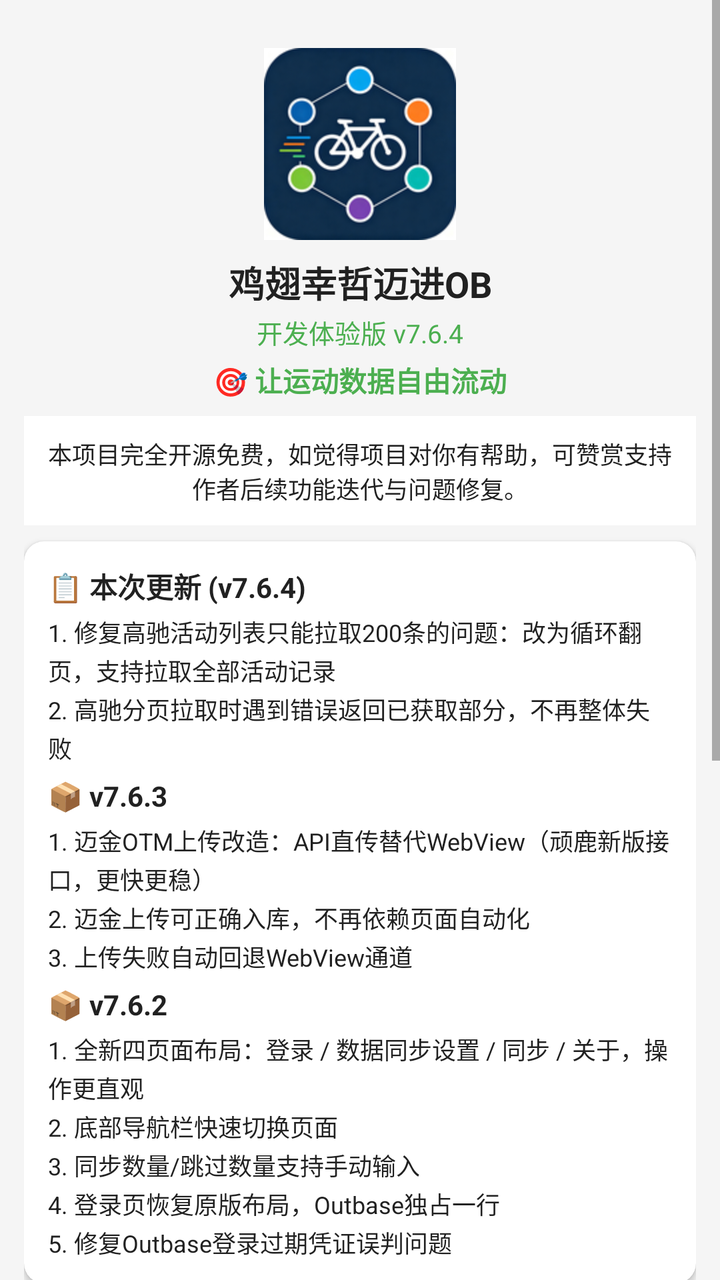
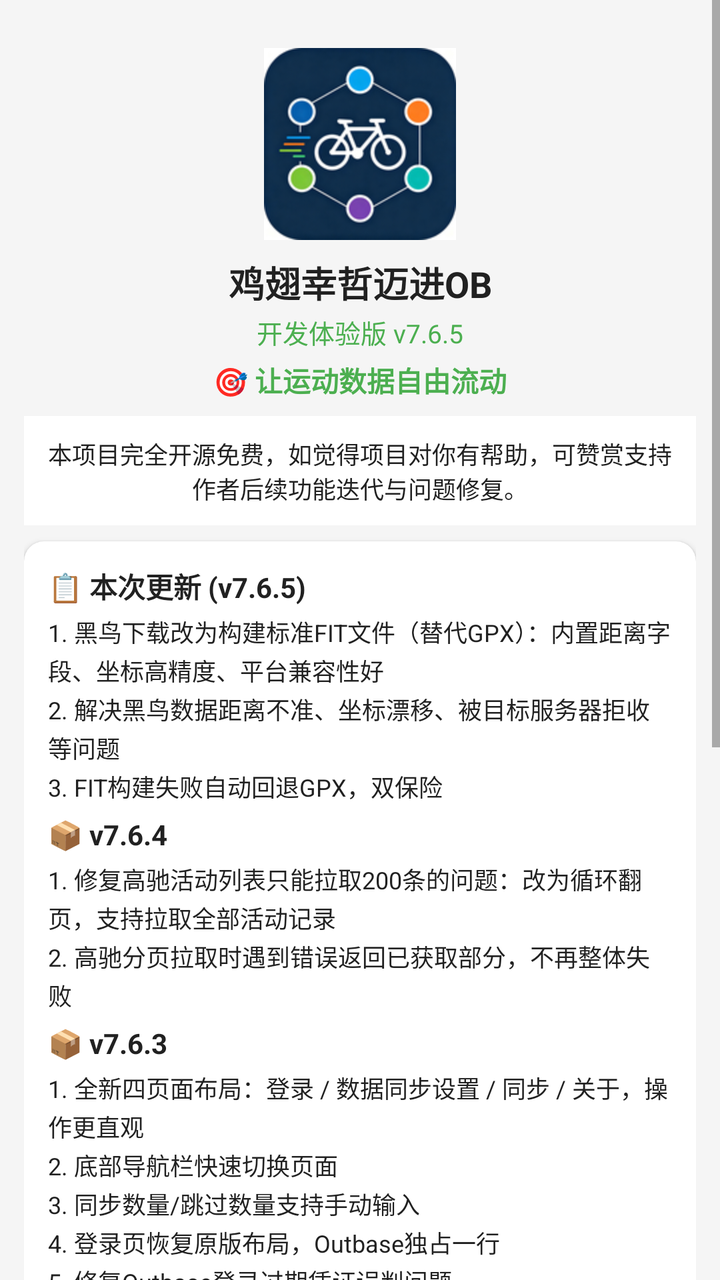

Compare the two renders of this Android layout. The source of the first and the diff that turns it into the second are given below.
<!-- AndroidManifest.xml: application theme Theme.JichiOB -->
<!-- res/layout/fragment_about.xml -->
<?xml version="1.0" encoding="utf-8"?>
<ScrollView xmlns:android="http://schemas.android.com/apk/res/android"
    xmlns:app="http://schemas.android.com/apk/res-auto"
    android:layout_width="match_parent"
    android:layout_height="match_parent"
    android:background="@color/grey_light"
    android:fillViewport="true">

    <LinearLayout
        android:layout_width="match_parent"
        android:layout_height="wrap_content"
        android:orientation="vertical"
        android:padding="12dp">

        
        <ImageView
            android:layout_width="96dp"
            android:layout_height="96dp"
            android:layout_gravity="center_horizontal"
            android:layout_marginTop="12dp"
            android:src="@mipmap/ic_launcher"
            android:contentDescription="logo" />

        
        <TextView
            android:layout_width="match_parent"
            android:layout_height="wrap_content"
            android:layout_marginTop="8dp"
            android:gravity="center"
            android:text="鸡翅幸哲迈进OB"
            android:textColor="@color/text_primary"
            android:textSize="18sp"
            android:textStyle="bold" />
        <TextView
            android:layout_width="match_parent"
            android:layout_height="wrap_content"
            android:gravity="center"
            android:layout_marginTop="2dp"
            android:text="开发体验版 v7.6.4"
            android:textColor="@color/green"
            android:textSize="13sp" />
        <TextView
            android:layout_width="match_parent"
            android:layout_height="wrap_content"
            android:gravity="center"
            android:layout_marginTop="4dp"
            android:text="🎯 让运动数据自由流动"
            android:textColor="@color/green"
            android:textSize="14sp"
            android:textStyle="bold" />

        
        <TextView
            android:layout_width="match_parent"
            android:layout_height="wrap_content"
            android:layout_marginTop="8dp"
            android:padding="10dp"
            android:background="#FFFFFF"
            android:gravity="center"
            android:text="本项目完全开源免费，如觉得项目对你有帮助，可赞赏支持作者后续功能迭代与问题修复。"
            android:textColor="@color/text_primary"
            android:textSize="12sp" />

        
        <com.google.android.material.card.MaterialCardView
            android:layout_width="match_parent"
            android:layout_height="wrap_content"
            android:layout_marginTop="8dp"
            android:layout_marginBottom="6dp"
            app:cardCornerRadius="10dp"
            app:cardElevation="2dp">
            <LinearLayout android:layout_width="match_parent" android:layout_height="wrap_content" android:orientation="vertical" android:padding="12dp">
                <TextView android:layout_width="wrap_content" android:layout_height="wrap_content" android:text="📋 本次更新 (v7.6.4)" android:textSize="14sp" android:textStyle="bold" android:textColor="@color/text_primary" />
                <TextView android:layout_width="match_parent" android:layout_height="wrap_content" android:layout_marginTop="4dp" android:text="1. 修复高驰活动列表只能拉取200条的问题：改为循环翻页，支持拉取全部活动记录\n2. 高驰分页拉取时遇到错误返回已获取部分，不再整体失败" android:textSize="12sp" android:textColor="@color/text_primary" android:lineSpacingExtra="2dp" />
                <TextView android:layout_width="wrap_content" android:layout_height="wrap_content" android:layout_marginTop="6dp" android:text="📦 v7.6.3" android:textSize="14sp" android:textStyle="bold" android:textColor="@color/text_primary" />
                <TextView android:layout_width="match_parent" android:layout_height="wrap_content" android:layout_marginTop="4dp" android:text="1. 迈金OTM上传改造：API直传替代WebView（顽鹿新版接口，更快更稳）\n2. 迈金上传可正确入库，不再依赖页面自动化\n3. 上传失败自动回退WebView通道" android:textSize="12sp" android:textColor="@color/text_primary" android:lineSpacingExtra="2dp" />
                <TextView android:layout_width="wrap_content" android:layout_height="wrap_content" android:layout_marginTop="6dp" android:text="📦 v7.6.2" android:textSize="14sp" android:textStyle="bold" android:textColor="@color/text_primary" />
                <TextView android:layout_width="match_parent" android:layout_height="wrap_content" android:layout_marginTop="4dp" android:text="1. 全新四页面布局：登录 / 数据同步设置 / 同步 / 关于，操作更直观\n2. 底部导航栏快速切换页面\n3. 同步数量/跳过数量支持手动输入\n4. 登录页恢复原版布局，Outbase独占一行\n5. 修复Outbase登录过期凭证误判问题" android:textSize="12sp" android:textColor="@color/text_primary" android:lineSpacingExtra="2dp" />
            </LinearLayout>
        </com.google.android.material.card.MaterialCardView>

        
        <TextView android:id="@+id/tvClubLink" android:layout_width="match_parent" android:layout_height="wrap_content" android:gravity="center" android:text="鸡翅幸哲迈进OB同步工具:开发者俱乐部" android:textColor="@color/text_primary" android:textSize="11sp" android:padding="2dp" />
        <TextView android:id="@+id/tvUpdateLink" android:layout_width="match_parent" android:layout_height="wrap_content" android:gravity="center" android:text="➠更新地址鸡翅幸哲迈进OB（开发体验版） 开发版:Github项目" android:textColor="@color/text_primary" android:textSize="11sp" android:padding="2dp" />

        
        <TextView android:layout_width="match_parent" android:layout_height="wrap_content" android:gravity="center" android:layout_marginTop="4dp" android:text="🙏 鸣谢" android:textColor="@color/text_primary" android:textSize="11sp" android:textStyle="bold" android:padding="2dp" />
        <TextView android:layout_width="match_parent" android:layout_height="wrap_content" android:gravity="center" android:text="感谢iGPSPORT、迈金、黑鸟单车、百锐腾、行者、高驰、佳明、Wahoo、Outbase为运动用户提供的数据记录与存储服务" android:textColor="@color/text_secondary" android:textSize="9sp" android:padding="1dp" />
        <TextView android:layout_width="match_parent" android:layout_height="wrap_content" android:gravity="center" android:text="感谢以下人员(均为骑行爱称)为软件测试提供的帮助：素甲粉、青岛AUV阿哲、清茶、萧、洪斌大哥、鸽子王腰果、rockozhao、胶州一哥大沽河河长赵铁柱、海参、兰兰大王、。、初夏飞雪bab、心急吃不了热豆付、青山依旧张指导、阿泽阿" android:textColor="@color/text_secondary" android:textSize="9sp" android:padding="1dp" />
        <TextView android:layout_width="match_parent" android:layout_height="wrap_content" android:gravity="center" android:text="鸣谢青岛AUV俱乐部" android:textColor="@color/text_secondary" android:textSize="9sp" android:padding="1dp" android:layout_marginBottom="4dp" />
        <TextView android:layout_width="match_parent" android:layout_height="wrap_content" android:gravity="center" android:text="如有问题，欢迎加入Outbase俱乐部跟主理人反馈。开发者:多吃两口" android:textColor="@color/text_secondary" android:textSize="10sp" android:padding="2dp" android:layout_marginBottom="8dp" />

        
        <TextView
            android:layout_width="match_parent"
            android:layout_height="wrap_content"
            android:gravity="center"
            android:layout_marginTop="4dp"
            android:text="💰 赞赏支持"
            android:textColor="@color/text_primary"
            android:textSize="14sp"
            android:textStyle="bold" />
        <LinearLayout
            android:layout_width="match_parent"
            android:layout_height="wrap_content"
            android:layout_marginTop="4dp"
            android:orientation="horizontal"
            android:gravity="center">
            <LinearLayout android:layout_width="0dp" android:layout_height="wrap_content" android:layout_weight="1" android:orientation="vertical" android:gravity="center" android:padding="4dp">
                <ImageView android:layout_width="150dp" android:layout_height="150dp" android:src="@drawable/reward_wechat" android:contentDescription="微信赞赏码" android:adjustViewBounds="true" />
                <TextView android:layout_width="wrap_content" android:layout_height="wrap_content" android:text="微信赞赏码" android:textSize="11sp" android:textColor="@color/text_secondary" android:layout_marginTop="2dp" />
            </LinearLayout>
            <LinearLayout android:layout_width="0dp" android:layout_height="wrap_content" android:layout_weight="1" android:orientation="vertical" android:gravity="center" android:padding="4dp">
                <ImageView android:layout_width="130dp" android:layout_height="wrap_content" android:src="@drawable/reward_alipay" android:contentDescription="支付宝收款码" android:adjustViewBounds="true" />
                <TextView android:layout_width="wrap_content" android:layout_height="wrap_content" android:text="支付宝收款码" android:textSize="11sp" android:textColor="@color/text_secondary" android:layout_marginTop="2dp" />
            </LinearLayout>
        </LinearLayout>
        <TextView
            android:layout_width="match_parent"
            android:layout_height="wrap_content"
            android:gravity="center"
            android:layout_marginTop="6dp"
            android:layout_marginBottom="12dp"
            android:text="本项目完全开源免费，您的赞赏将支持后续功能迭代与问题修复"
            android:textColor="@color/text_secondary"
            android:textSize="10sp" />
    </LinearLayout>
</ScrollView>
<!-- resources referenced by this layout -->
<resources>
  <color name="green">#4CAF50</color>
  <color name="grey_light">#F5F5F5</color>
  <color name="text_primary">#212121</color>
  <color name="text_secondary">#999999</color>
  <!-- drawable reward_alipay: png bitmap (drawable-nodpi, 139308 bytes) -->
  <!-- drawable reward_wechat: png bitmap (drawable-nodpi, 241727 bytes) -->
  <!-- mipmap ic_launcher: png bitmap (mipmap-hdpi, 9102 bytes) -->
  <style name="Theme.JichiOB" parent="Theme.MaterialComponents.Light.NoActionBar">
          <item name="colorPrimary">@color/primary</item>
          <item name="colorPrimaryDark">@color/primary_dark</item>
          <item name="colorAccent">@color/primary</item>
          <item name="android:statusBarColor">@color/primary</item>
      </style>
  <color name="primary">#1989FA</color>
  <color name="primary_dark">#0D6ED8</color>
</resources>

<!-- the commit's change to res/layout/fragment_about.xml (unified diff, before → after) -->
@@ -36,7 +36,7 @@
             android:layout_height="wrap_content"
             android:gravity="center"
             android:layout_marginTop="2dp"
-            android:text="开发体验版 v7.6.4"
+            android:text="开发体验版 v7.6.5"
             android:textColor="@color/green"
             android:textSize="13sp" />
         <TextView
@@ -70,11 +70,11 @@
             app:cardCornerRadius="10dp"
             app:cardElevation="2dp">
             <LinearLayout android:layout_width="match_parent" android:layout_height="wrap_content" android:orientation="vertical" android:padding="12dp">
-                <TextView android:layout_width="wrap_content" android:layout_height="wrap_content" android:text="📋 本次更新 (v7.6.4)" android:textSize="14sp" android:textStyle="bold" android:textColor="@color/text_primary" />
+                <TextView android:layout_width="wrap_content" android:layout_height="wrap_content" android:text="📋 本次更新 (v7.6.5)" android:textSize="14sp" android:textStyle="bold" android:textColor="@color/text_primary" />
+                <TextView android:layout_width="match_parent" android:layout_height="wrap_content" android:layout_marginTop="4dp" android:text="1. 黑鸟下载改为构建标准FIT文件（替代GPX）：内置距离字段、坐标高精度、平台兼容性好\n2. 解决黑鸟数据距离不准、坐标漂移、被目标服务器拒收等问题\n3. FIT构建失败自动回退GPX，双保险" android:textSize="12sp" android:textColor="@color/text_primary" android:lineSpacingExtra="2dp" />
+                <TextView android:layout_width="wrap_content" android:layout_height="wrap_content" android:layout_marginTop="6dp" android:text="📦 v7.6.4" android:textSize="14sp" android:textStyle="bold" android:textColor="@color/text_primary" />
                 <TextView android:layout_width="match_parent" android:layout_height="wrap_content" android:layout_marginTop="4dp" android:text="1. 修复高驰活动列表只能拉取200条的问题：改为循环翻页，支持拉取全部活动记录\n2. 高驰分页拉取时遇到错误返回已获取部分，不再整体失败" android:textSize="12sp" android:textColor="@color/text_primary" android:lineSpacingExtra="2dp" />
                 <TextView android:layout_width="wrap_content" android:layout_height="wrap_content" android:layout_marginTop="6dp" android:text="📦 v7.6.3" android:textSize="14sp" android:textStyle="bold" android:textColor="@color/text_primary" />
-                <TextView android:layout_width="match_parent" android:layout_height="wrap_content" android:layout_marginTop="4dp" android:text="1. 迈金OTM上传改造：API直传替代WebView（顽鹿新版接口，更快更稳）\n2. 迈金上传可正确入库，不再依赖页面自动化\n3. 上传失败自动回退WebView通道" android:textSize="12sp" android:textColor="@color/text_primary" android:lineSpacingExtra="2dp" />
-                <TextView android:layout_width="wrap_content" android:layout_height="wrap_content" android:layout_marginTop="6dp" android:text="📦 v7.6.2" android:textSize="14sp" android:textStyle="bold" android:textColor="@color/text_primary" />
                 <TextView android:layout_width="match_parent" android:layout_height="wrap_content" android:layout_marginTop="4dp" android:text="1. 全新四页面布局：登录 / 数据同步设置 / 同步 / 关于，操作更直观\n2. 底部导航栏快速切换页面\n3. 同步数量/跳过数量支持手动输入\n4. 登录页恢复原版布局，Outbase独占一行\n5. 修复Outbase登录过期凭证误判问题" android:textSize="12sp" android:textColor="@color/text_primary" android:lineSpacingExtra="2dp" />
             </LinearLayout>
         </com.google.android.material.card.MaterialCardView>
